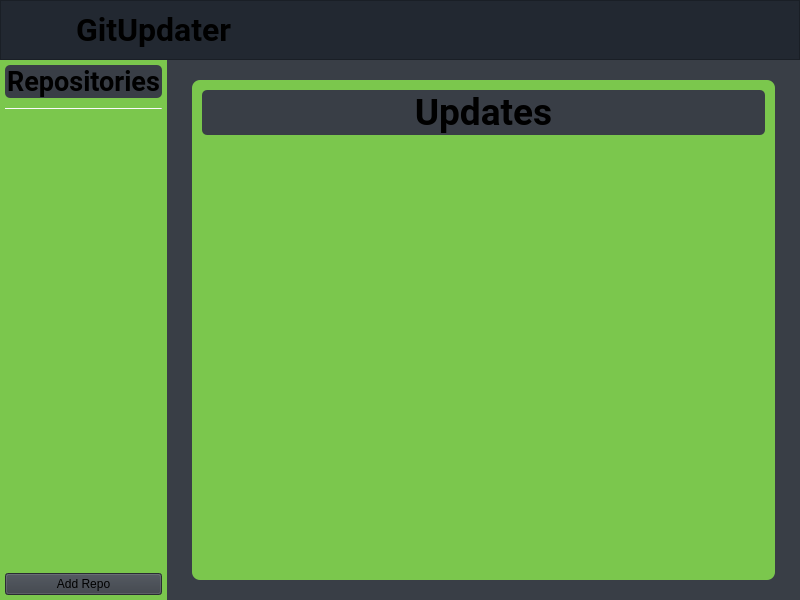
Old version of the form components/mainwindow.ui in the repository JochemKuipers/GitUpdater.
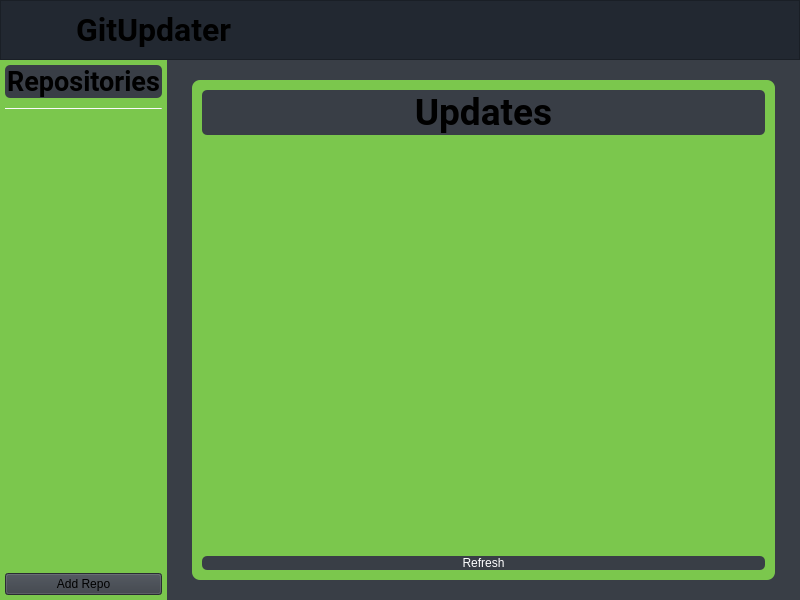
New version of the form. Icons and pictures are not drawn.

```diff
--- a/components/mainwindow.ui
+++ b/components/mainwindow.ui
@@ -449,6 +449,39 @@
               <number>10</number>
              </property>
              <item>
+              <widget class="QFrame" name="updatesLabelFrame">
+               <property name="minimumSize">
+                <size>
+                 <width>0</width>
+                 <height>0</height>
+                </size>
+               </property>
+               <property name="frameShape">
+                <enum>QFrame::Shape::NoFrame</enum>
+               </property>
+               <property name="frameShadow">
+                <enum>QFrame::Shadow::Plain</enum>
+               </property>
+               <property name="lineWidth">
+                <number>0</number>
+               </property>
+               <layout class="QVBoxLayout" name="verticalLayout_5">
+                <property name="spacing">
+                 <number>5</number>
+                </property>
+                <property name="leftMargin">
+                 <number>0</number>
+                </property>
+                <property name="topMargin">
+                 <number>0</number>
+                </property>
+                <property name="rightMargin">
+                 <number>0</number>
+                </property>
+                <property name="bottomMargin">
+                 <number>0</number>
+                </property>
+                <item>
               <widget class="QLabel" name="updatedLabel">
                <property name="font">
                 <font>
@@ -472,6 +505,12 @@
              </item>
              <item>
               <widget class="Line" name="seperatorUpdates">
+                  <property name="minimumSize">
+                   <size>
+                    <width>0</width>
+                    <height>0</height>
+                   </size>
+                  </property>
                <property name="maximumSize">
                 <size>
                  <width>16777215</width>
@@ -514,10 +553,32 @@
                   <x>0</x>
                   <y>0</y>
                   <width>563</width>
-                  <height>410</height>
+                     <height>397</height>
                  </rect>
                 </property>
                </widget>
+                 </widget>
+                </item>
+                <item>
+                 <widget class="QPushButton" name="refreshButton">
+                  <property name="styleSheet">
+                   <string notr="true">QPushButton {
+   background-color: rgb(57, 62, 70);
+   border: none;
+   color: #FFFFFF;
+   text-align: center;
+   border-radius: 5px;
+}
+QPushButton:hover {
+	background-color: rgb(47, 52, 60);
+ }</string>
+                  </property>
+                  <property name="text">
+                   <string>Refresh</string>
+                  </property>
+                 </widget>
+                </item>
+               </layout>
               </widget>
              </item>
             </layout>
```
Lines whose indentation alone changed are shown as unchanged.
